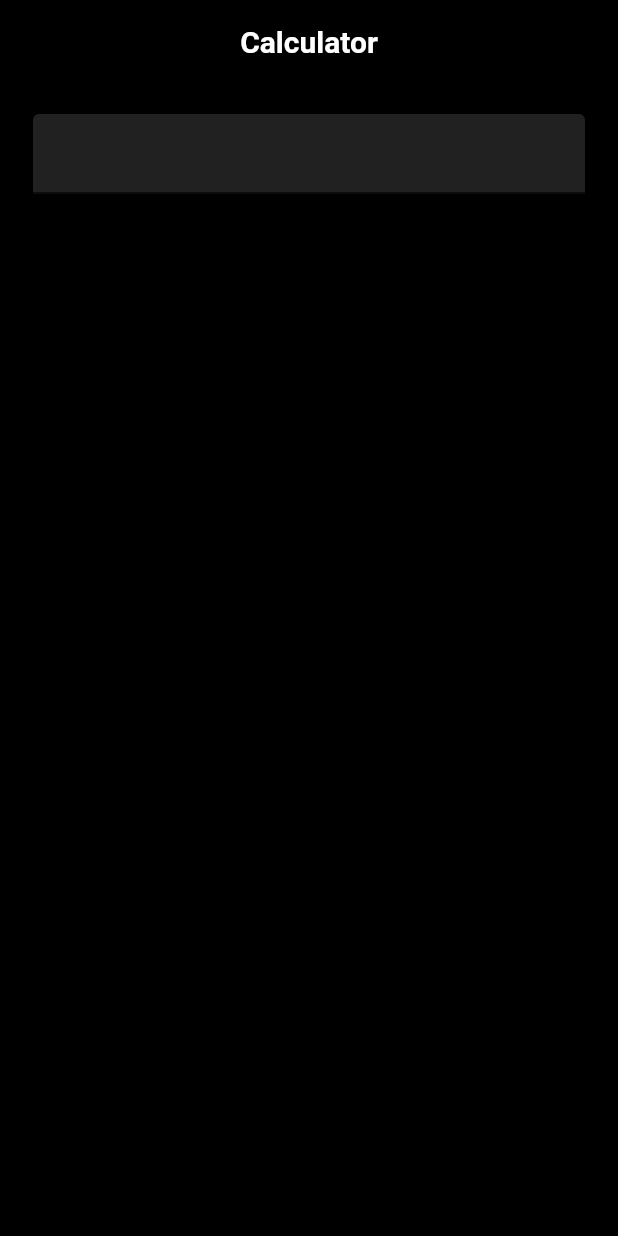
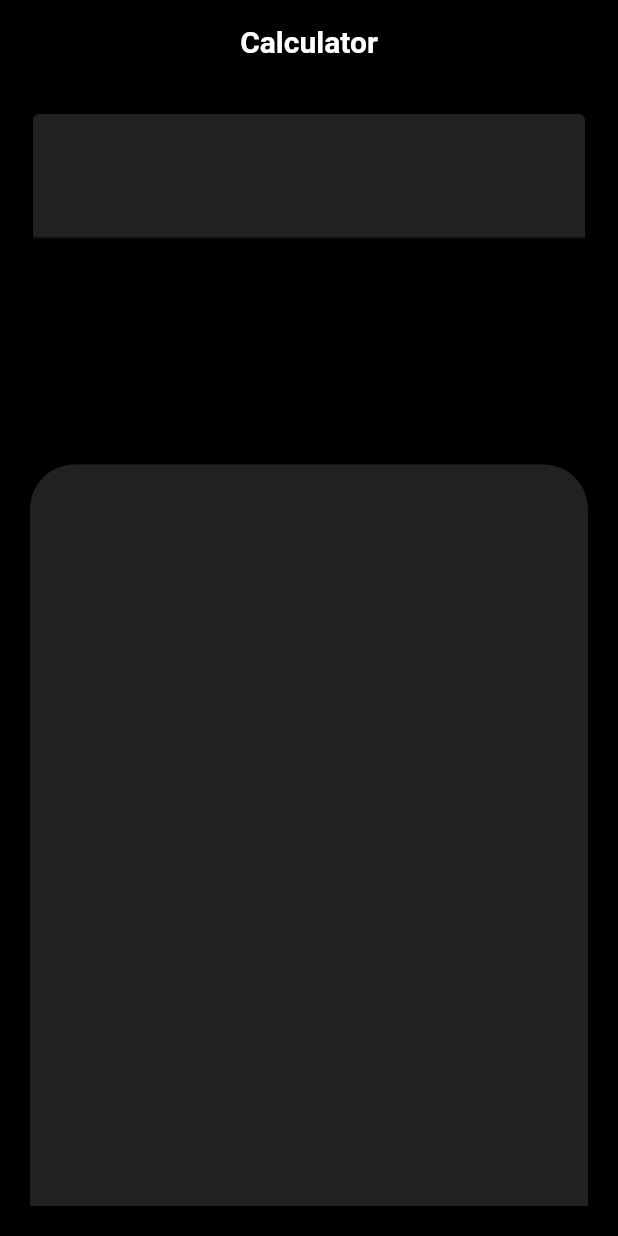
Before and after one commit to SuragVC/Calculator, a Flutter app: the screen it shows after launch, on a phone screen of 412 x 824 dp. Run offline on Flutter 3.47's test engine with Material 2 defaults, Android fonts, the phone set to English and light mode, and no system bars.

Commit message:
feat: :sparkles: Created container for showing buttons

```diff
--- a/lib/constants/colors.dart
+++ b/lib/constants/colors.dart
@@ -4,4 +4,5 @@ class AppConstantColors {
   static const primaryBlack = Color(0xFF000000); // Black color
   static const primaryBlue = Color(0xFF0074E4); // Blue color
   static const primaryOrange = Color(0xFFFFA500); // Orange color
+  static const secondaryBlack = Color.fromARGB(255, 33, 33, 33); // Custom Gray
 }
--- a/lib/screens/calculator_screen.dart
+++ b/lib/screens/calculator_screen.dart
@@ -11,8 +11,13 @@ class CalculatorScreen extends StatefulWidget {
 }
 
 class _CalculatorScreenState extends State<CalculatorScreen> {
+  final decoration = const BoxDecoration(
+      borderRadius: BorderRadius.vertical(top: Radius.circular(30)),
+      color: AppConstantColors.secondaryBlack);
+  final padding = const EdgeInsets.symmetric(horizontal: 25, vertical: 30);
   @override
   Widget build(BuildContext context) {
+    final screenHeight = MediaQuery.sizeOf(context).height;
     return Scaffold(
       appBar: AppBar(
         backgroundColor: AppConstantColors.primaryBlack,
@@ -23,9 +28,17 @@ class _CalculatorScreenState extends State<CalculatorScreen> {
       backgroundColor: AppConstantColors.primaryBlack,
       body: Container(
         padding: const EdgeInsets.all(20),
-        child: const Column(children: [
-          CustomTextField(),
-        ]),
+        child: Column(
+          children: [
+            const CustomTextField(),
+            const Spacer(),
+            Container(
+              decoration: decoration,
+              padding: padding,
+              height: screenHeight * 0.6,
+            )
+          ],
+        ),
       ),
     );
   }
--- a/lib/widgets/text_field.dart
+++ b/lib/widgets/text_field.dart
@@ -6,11 +6,11 @@ class CustomTextField extends StatelessWidget {
 
   @override
   Widget build(BuildContext context) {
-    return Padding(
-      padding: const EdgeInsets.symmetric(horizontal: 2),
+    return const Padding(
+      padding: EdgeInsets.symmetric(horizontal: 2),
       child: TextField(
-        style: const TextStyle(
-          fontSize: 25,
+        style: TextStyle(
+          fontSize: 50,
           color: AppConstantColors.primaryBlue,
         ),
         cursorColor: Colors.white,
@@ -19,14 +19,13 @@ class CustomTextField extends StatelessWidget {
         showCursor: true,
         readOnly: true,
         decoration: InputDecoration(
-          // enabled: false,
-          focusedBorder: const OutlineInputBorder(
+          focusedBorder: OutlineInputBorder(
             borderSide: BorderSide(
               color: Colors.transparent,
               width: 0,
             ),
           ),
-          fillColor: Colors.grey[900],
+          fillColor: AppConstantColors.secondaryBlack,
           filled: true,
         ),
       ),
```
